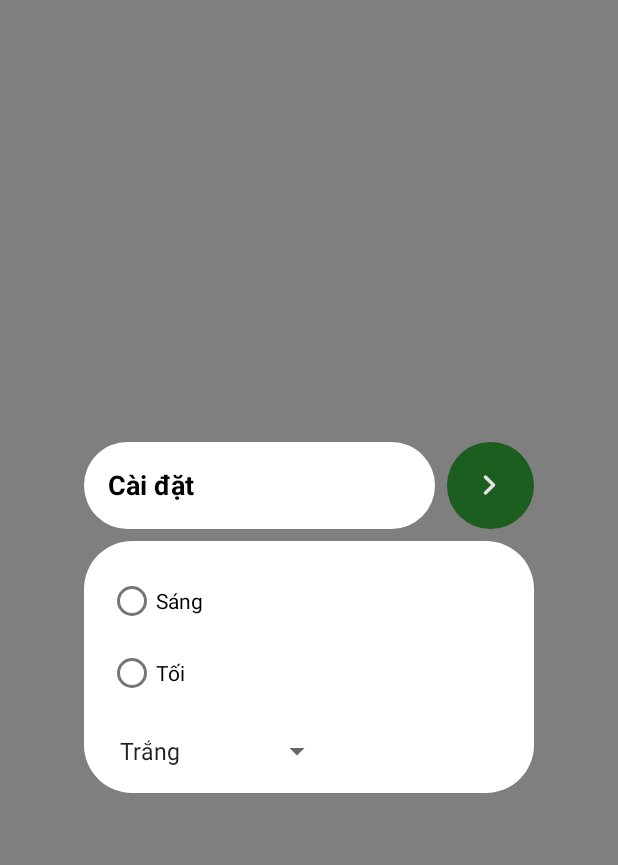
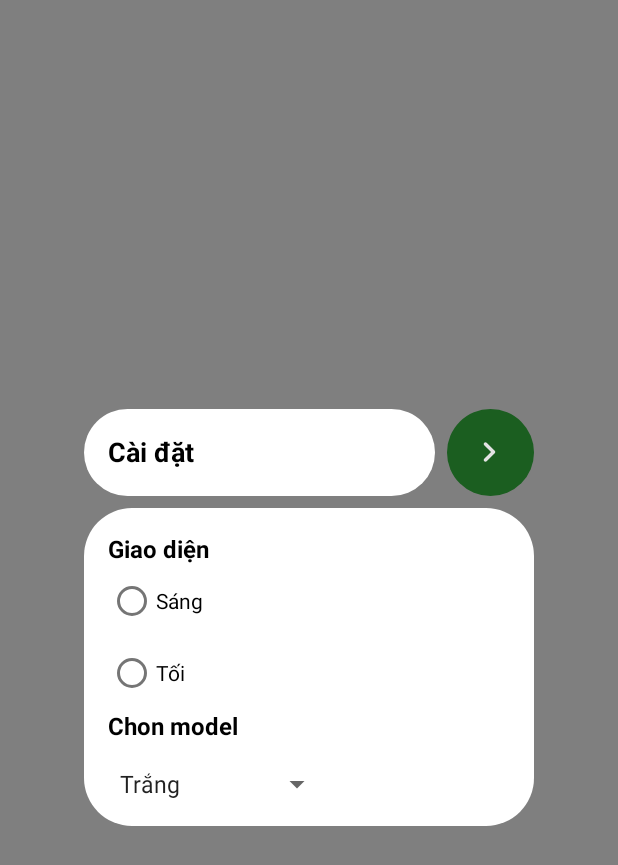
Before and after one commit to vogiahuy257/leaf-care, an Android app: the layout view_setting.xml on its own in the app's theme, with its tools: preview values and no code run, on a phone screen of 412 x 824 dp. Shown: the top 865 px of the screen. Run offline under Robolectric (Android 15) with nearby library versions, the phone set to English and light mode, and no system bars.

Commit message:
21-09-2025 update layout view_setting color text

```diff
--- a/app/src/main/res/layout/view_setting.xml
+++ b/app/src/main/res/layout/view_setting.xml
@@ -78,20 +78,36 @@
                 android:orientation="vertical"
                 android:layout_width="wrap_content"
                 android:layout_height="wrap_content">
+                <TextView
+                    android:layout_width="wrap_content"
+                    android:layout_height="wrap_content"
+                    android:text="Giao diện"
+                    android:textColor="@color/black"
+                    android:textSize="16sp"
+                    android:textStyle="bold"
+                    />
 
                 <RadioButton
                     android:id="@+id/radioLight"
                     android:text="Sáng"
+                    android:textColor="@color/black"
                     android:layout_width="wrap_content"
                     android:layout_height="wrap_content"/>
 
                 <RadioButton
                     android:id="@+id/radioDark"
                     android:text="Tối"
+                    android:textColor="@color/black"
                     android:layout_width="wrap_content"
                     android:layout_height="wrap_content"/>
             </RadioGroup>
-
+            <TextView
+                android:layout_width="wrap_content"
+                android:layout_height="wrap_content"
+                android:text="Chon model"
+                android:textColor="@color/black"
+                android:textSize="16sp"
+                android:textStyle="bold"/>
             <Spinner
                 android:id="@+id/bgSpinner"
                 android:layout_width="wrap_content"
```
